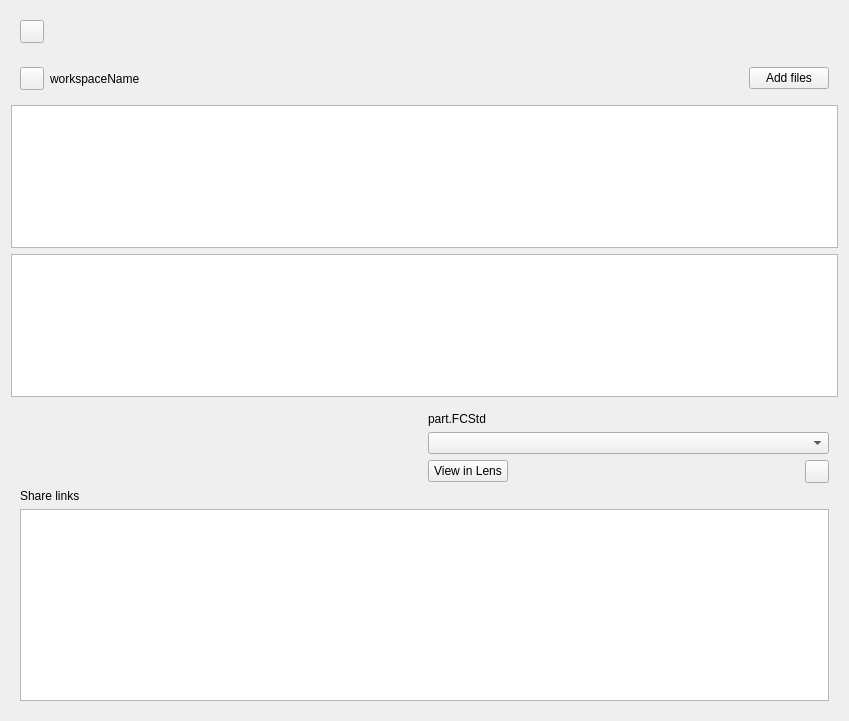
Before: the Qt Designer form WorkspaceView.ui in Ondsel-Development/Ondsel-Lens-Addon, drawn with Qt 5.
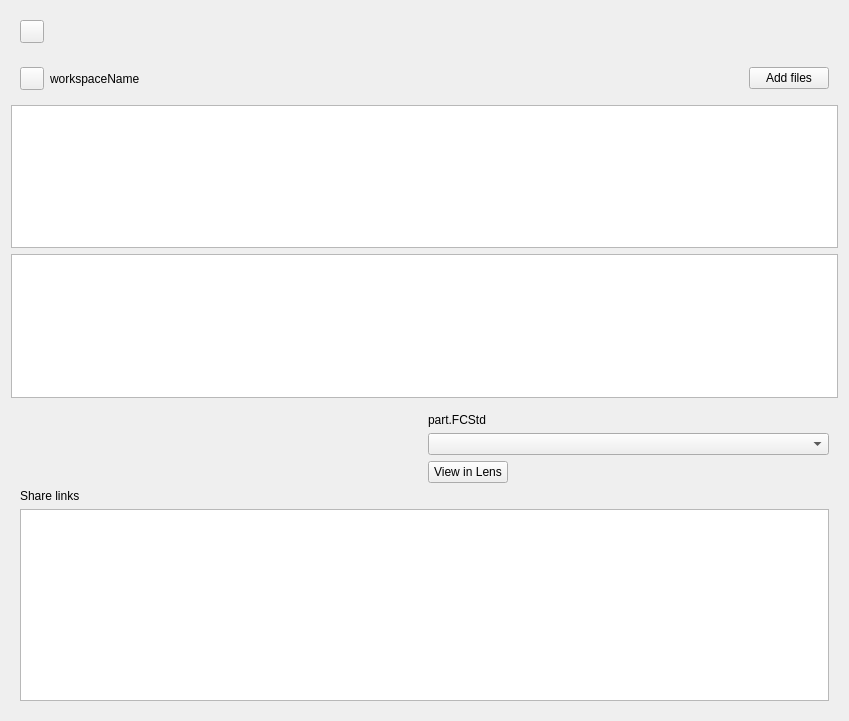
After: the same form once the commit is applied. Icons and pictures are not drawn.

Commit message: Remove the share button and the manage sharing links window.

```diff
--- a/WorkspaceView.ui
+++ b/WorkspaceView.ui
@@ -180,16 +180,6 @@
               </property>
              </spacer>
             </item>
-            <item>
-             <widget class="QToolButton" name="shareBtn">
-              <property name="toolTip">
-               <string>Create and manage share links of this model</string>
-              </property>
-              <property name="text">
-               <string></string>
-              </property>
-             </widget>
-            </item>
            </layout>
           </item>
          </layout>
```
The commit also changes 1 other file.
